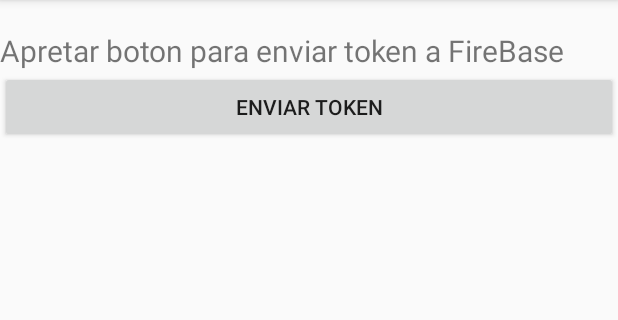
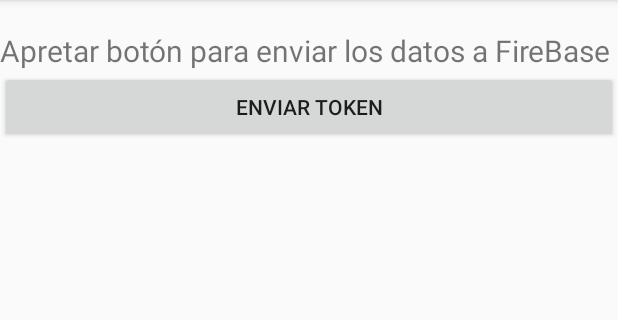
Before and after one commit to Drakmah/Mascotas, an Android app: the Biografia screen opened directly, with no data from a screen before it, on a phone screen of 412 x 824 dp, the part 84-404 px from its top. Run offline under Robolectric (Android 15) with nearby library versions, the phone set to English and light mode, and no system bars.

```diff
--- a/app/src/main/res/layout/activity_biografia.xml
+++ b/app/src/main/res/layout/activity_biografia.xml
@@ -15,7 +15,7 @@
         android:id="@+id/tvBiografia"
         android:layout_width="match_parent"
         android:layout_height="wrap_content"
-        android:text="Apretar boton para enviar token a FireBase"
+        android:text="Apretar botón para enviar los datos a FireBase"
         android:textSize="20dp"
         android:layout_marginTop="20dp"
         android:layout_below="@id/miActionBar2"/>
--- a/app/src/main/res/menu/menu_opciones.xml
+++ b/app/src/main/res/menu/menu_opciones.xml
@@ -18,7 +18,7 @@
     </item>
     <item
         android:id="@+id/mAcercaDe"
-        android:title="@string/menuModeloBBDD"
+        android:title="@string/RecibirNotificaciones"
         android:orderInCategory="102">
     </item>
     <item
--- a/app/src/main/res/values/strings.xml
+++ b/app/src/main/res/values/strings.xml
@@ -14,6 +14,7 @@
     <string name="menuConfigurarCuenta">Configurar Cuenta</string>
     <string name="hintLogin">Escribe tu usuario</string>
     <string name="textoBotonLogin">Guardar Cuenta</string>
+    <string name="RecibirNotificaciones">Recibir Notificaciones</string>
 
     <!-- TODO: Remove or change this placeholder text -->
     <string name="hello_blank_fragment">Hello blank fragment</string>
```
